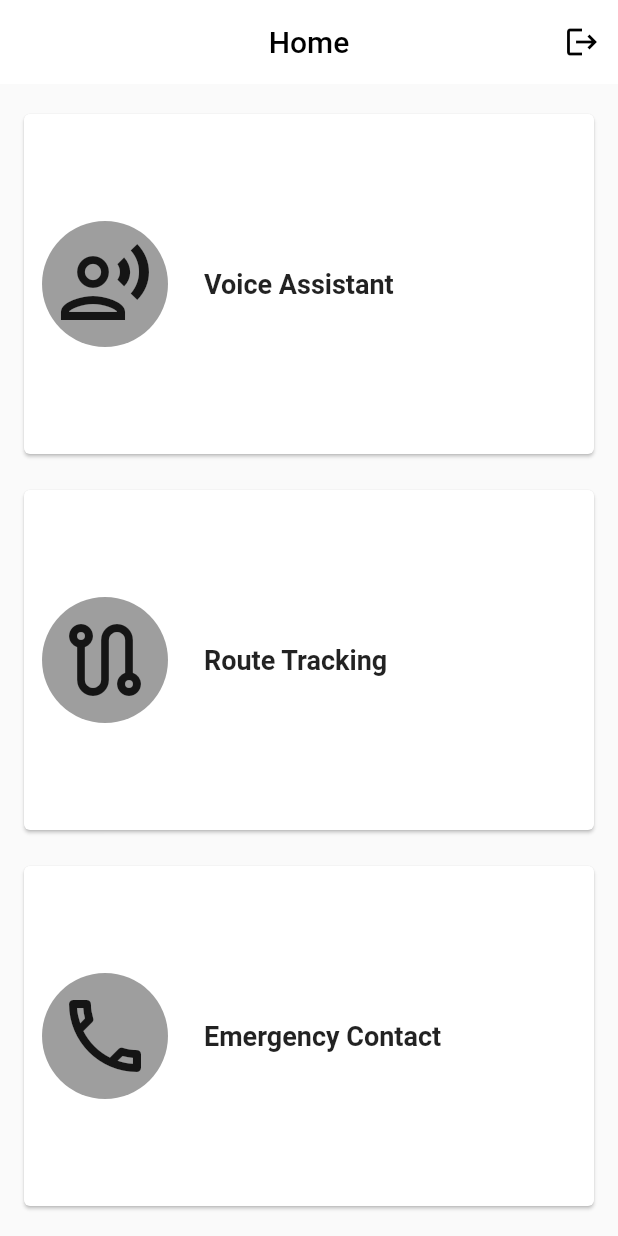
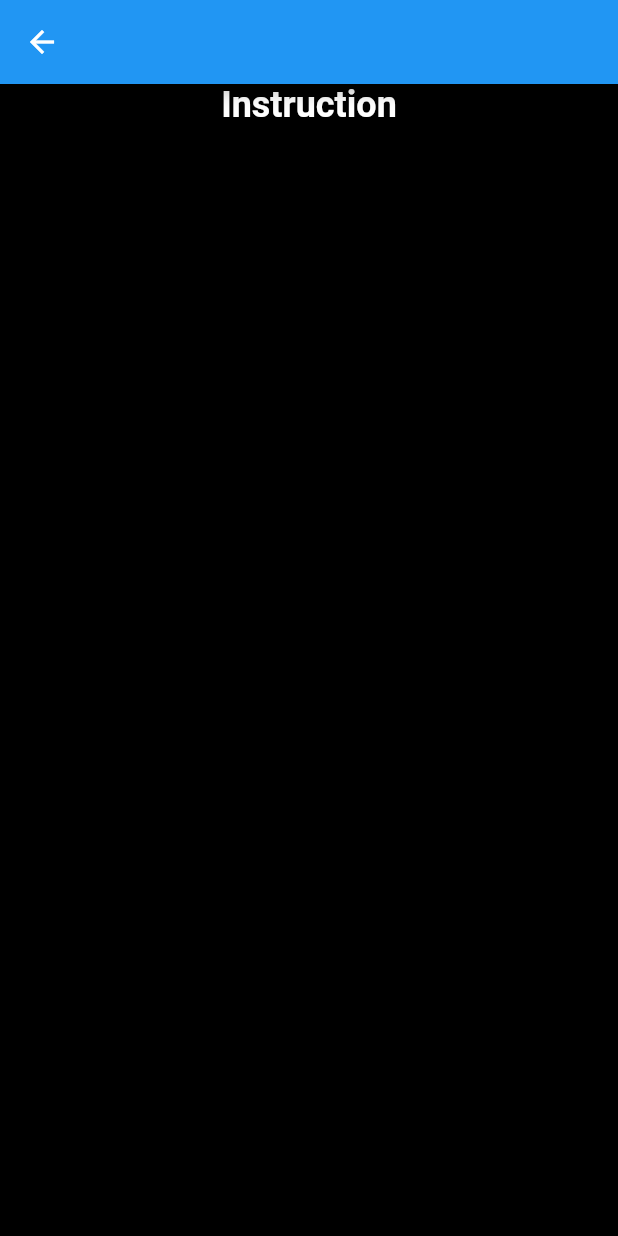
Before and after one commit to Rishita3710/my_gaurd, a Flutter app: the HomeScreen screen opened directly, after a tap on "Voice Assistant", on a phone screen of 412 x 824 dp. Run offline on Flutter 3.47's test engine with Material 2 defaults, Android fonts, the phone set to English and light mode, and no system bars; our stand-ins replace firebase_auth, firebase_core; accounts and stored records are empty.

Commit message:
Update HomeScreen UI

```diff
--- a/lib/screens/home_screen.dart
+++ b/lib/screens/home_screen.dart
@@ -1,16 +1,23 @@
 import 'package:flutter/material.dart';
+import 'package:my_guard/screens/emergency_contacts_screen.dart';
+import 'package:my_guard/screens/route_tracking_screen.dart';
+import 'package:my_guard/screens/voice_assistant_screen.dart';
 
 class HomeScreen extends StatelessWidget {
   const HomeScreen({Key? key}) : super(key: key);
 
+  //region: Overridden Functions
   @override
   Widget build(BuildContext context) {
     return Scaffold(
       appBar: _buildAppbar(),
-      body: _buildBody(),
+      body: _buildBody(context),
     );
   }
 
+  //endregion
+
+  //region: Widgets
   AppBar _buildAppbar() {
     return AppBar(
       backgroundColor: Colors.white,
@@ -23,7 +30,7 @@ class HomeScreen extends StatelessWidget {
       actions: <Widget>[
         IconButton(
             onPressed: () {
-              //todo Implement logout functionality
+              _onLogOutClick();
             },
             tooltip: 'Logout',
             icon: const Icon(
@@ -35,7 +42,7 @@ class HomeScreen extends StatelessWidget {
     );
   }
 
-  Widget _buildBody() {
+  Widget _buildBody(BuildContext context) {
     return Container(
         width: double.maxFinite,
         height: double.maxFinite,
@@ -44,25 +51,40 @@ class HomeScreen extends StatelessWidget {
           mainAxisAlignment: MainAxisAlignment.spaceAround,
           children: <Widget>[
             _buildItemWidget(
-                Icons.record_voice_over_outlined, 'Voice Assistant'),
+              context,
+              Icons.record_voice_over_outlined,
+              'Voice Assistant',
+              const VoiceAssistantScreen(),
+            ),
             const SizedBox(
               height: 16,
             ),
-            _buildItemWidget(Icons.route_outlined, 'Route Tracking'),
+            _buildItemWidget(
+              context,
+              Icons.route_outlined,
+              'Route Tracking',
+              const RouteTrackingScreen(),
+            ),
             const SizedBox(
               height: 16,
             ),
-            _buildItemWidget(Icons.call_outlined, 'Emergency Contact'),
+            _buildItemWidget(
+              context,
+              Icons.call_outlined,
+              'Emergency Contact',
+              const EmergencyContactsScreen(),
+            ),
           ],
         ));
   }
 
-  Widget _buildItemWidget(IconData iconData, String text) {
+  Widget _buildItemWidget(
+      BuildContext context, IconData iconData, String text, Widget screen) {
     return Expanded(
       flex: 1,
       child: InkWell(
         onTap: () {
-          //todo add click functionality
+          _onItemClick(context, screen);
         },
         child: Card(
           child: Row(
@@ -97,4 +119,18 @@ class HomeScreen extends StatelessWidget {
       ),
     );
   }
+
+//endregion
+
+//region: Private Functions
+  void _onLogOutClick() {
+    //todo add code here
+  }
+
+  void _onItemClick(BuildContext context, Widget screen) {
+    Navigator.push(context, MaterialPageRoute(builder: (BuildContext context) {
+      return screen;
+    }));
+  }
+//endregion
 }
--- /dev/null
+++ b/lib/screens/voice_assistant_screen.dart
@@ -0,0 +1,31 @@
+import 'package:flutter/material.dart';
+
+class VoiceAssistantScreen extends StatelessWidget {
+  const VoiceAssistantScreen({Key? key}) : super(key: key);
+
+  @override
+  Widget build(BuildContext context) {
+    return Scaffold(
+      appBar: AppBar(),
+      body: Container(
+          width: double.maxFinite,
+          height: double.maxFinite,
+          //margin: EdgeInsets.all(11),
+          decoration: BoxDecoration(color: Colors.black),
+          child: Column(
+            mainAxisAlignment: MainAxisAlignment.start,
+            crossAxisAlignment: CrossAxisAlignment.center,
+            children: [
+              Text(
+                'Instruction',
+                style: TextStyle(
+                    fontSize: 24,
+                    color: Colors.white,
+                    fontWeight: FontWeight.bold),
+              ),
+              Text('Say hello to'),
+            ],
+          )),
+    );
+  }
+}
```
Also changed, not shown: lib/screens/emergency_contacts_screen.dart (added, +16 -0 lines), lib/screens/route_tracking_screen.dart (added, +15 -0 lines), lib/screens/voice_assistant_instruction_screen.dart (deleted, +0 -32 lines).
